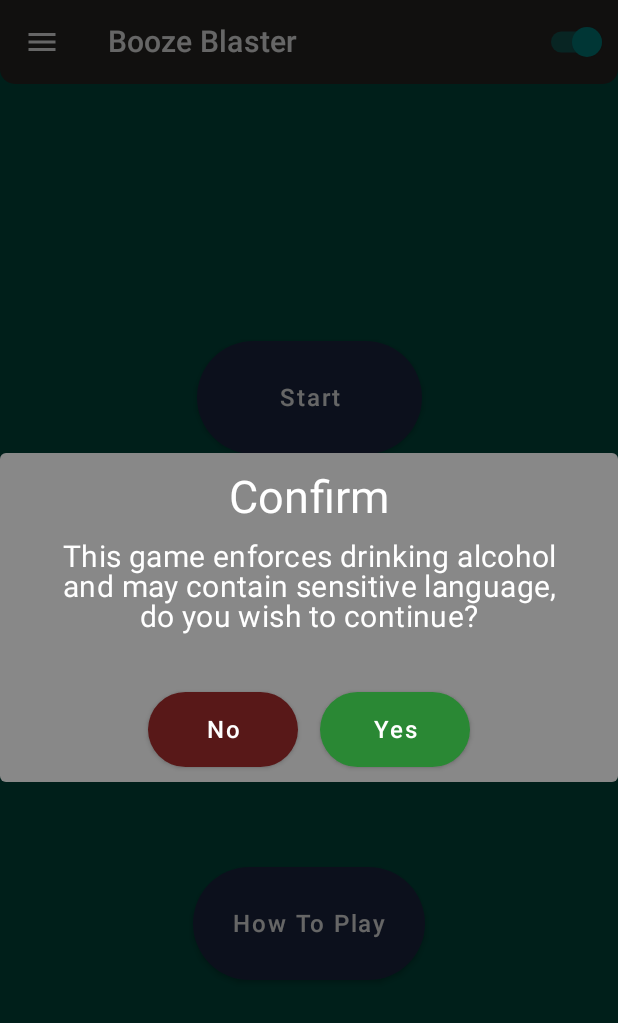
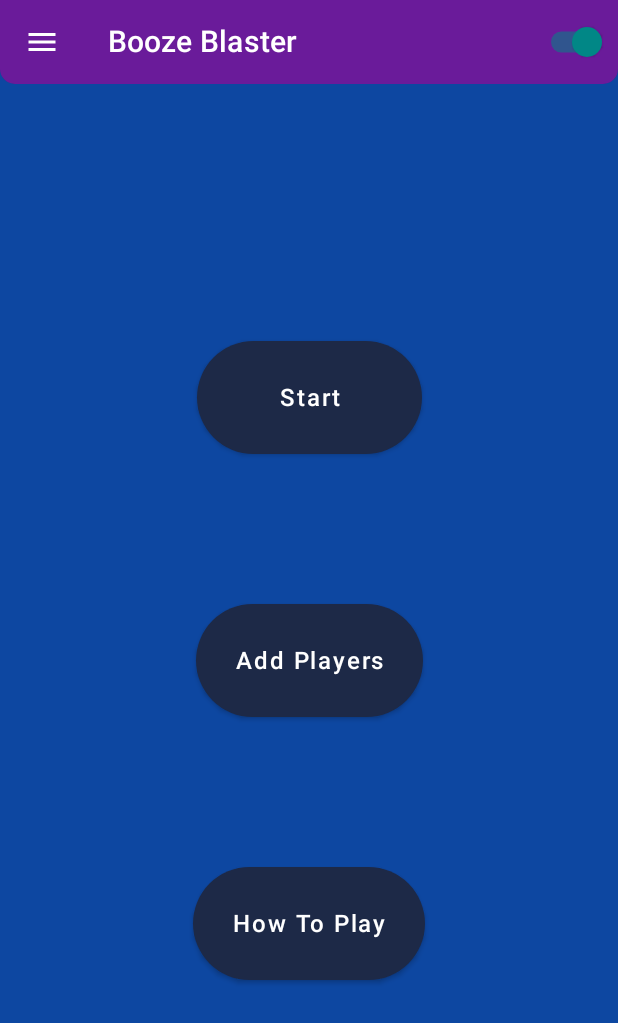
Before and after one commit to mo1117/Booze-Blaster, an Android app built with Jetpack Compose: the screen it shows after launch (MainActivity), on a phone screen of 412 x 824 dp. Shown: the top 1023 px of the screen. Run offline under Robolectric (Android 15) with nearby library versions, the phone set to English and light mode, and no system bars; pictures from the network do not load.

Commit message:
Added Tutorial Fixed a bug when navigation back to homescreen after finishing a game Some UI changes

```diff
--- a/app/src/main/java/com/boozeblaster/MainActivity.kt
+++ b/app/src/main/java/com/boozeblaster/MainActivity.kt
@@ -3,33 +3,16 @@ package com.boozeblaster
 import android.os.Bundle
 import androidx.activity.ComponentActivity
 import androidx.activity.compose.setContent
-import androidx.compose.runtime.getValue
-import androidx.compose.runtime.mutableStateOf
-import androidx.compose.runtime.remember
-import androidx.compose.runtime.setValue
 import androidx.compose.ui.platform.LocalContext
-import com.boozeblaster.composables.MyAlertDialog
 import com.boozeblaster.controllers.DarkmodeController
 import com.boozeblaster.navigation.Navigation
 import com.boozeblaster.ui.theme.BoozeBlasterTheme
-import kotlin.system.exitProcess
 
 class MainActivity : ComponentActivity() {
     override fun onCreate(savedInstanceState: Bundle?) {
         super.onCreate(savedInstanceState)
         setContent {
             BoozeBlasterTheme {
-                var overSixteen by remember {
-                    mutableStateOf(value = false)
-                }
-                if (!overSixteen) {
-                    MyAlertDialog(
-                        title = "Confirm",
-                        message = "This game enforces drinking alcohol and may contain " +
-                                "sensitive language, do you wish to continue?",
-                        onConfirm = { overSixteen = true },
-                        onDismiss = { exitProcess(status = 1) })
-                }
                 DarkmodeController.load(context = LocalContext.current)
                 Navigation()
             }
--- a/app/src/main/java/com/boozeblaster/controllers/DarkmodeController.kt
+++ b/app/src/main/java/com/boozeblaster/controllers/DarkmodeController.kt
@@ -1,6 +1,7 @@
 package com.boozeblaster.controllers
 
 import android.content.Context
+import android.util.Log
 import androidx.compose.runtime.mutableStateOf
 import androidx.compose.runtime.getValue
 import androidx.compose.runtime.setValue
@@ -34,11 +35,13 @@ class DarkmodeController private constructor(
          * On -> Off and vice versa
          */
         fun toggle() {
-            if (INSTANCE != null) {
+            try {
                 val darkMode = !isDarkmode()
                 INSTANCE!!.darkmode = darkMode
                 INSTANCE!!.editor.putBoolean("dark_mode", darkMode)
                 INSTANCE!!.editor.apply()
+            } catch (e: NullPointerException) {
+                Log.e("DarkmodeController", "Could not toggle Darkmode Controller!")
             }
         }
     }
--- a/app/src/main/java/com/boozeblaster/minigames/individual/FactOrFiction.kt
+++ b/app/src/main/java/com/boozeblaster/minigames/individual/FactOrFiction.kt
@@ -4,11 +4,11 @@ import androidx.compose.foundation.layout.Row
 import androidx.compose.runtime.*
 import androidx.compose.ui.Modifier
 import androidx.compose.ui.text.font.FontFamily
+import com.boozeblaster.composables.*
 import com.boozeblaster.enums.ButtonType
 import com.boozeblaster.minigames.MiniGame
 import com.boozeblaster.models.Game
 import com.boozeblaster.models.Player
-import com.boozeblaster.composables.*
 
 class FactOrFiction(
     private val question: String,
@@ -31,8 +31,6 @@ class FactOrFiction(
             fontFamily = fontFamily
         )
         SimpleSpacer(size = 50)
-
-
 
         Row {
             // "Wrong" Button
@@ -79,7 +77,7 @@ class FactOrFiction(
             })
         }
 
-        if(!buttonClicked) {
+        if (!buttonClicked) {
             CountdownTimer()
             SimpleSpacer(size = 20)
         }
--- a/app/src/main/java/com/boozeblaster/navigation/NavigationController.kt
+++ b/app/src/main/java/com/boozeblaster/navigation/NavigationController.kt
@@ -29,7 +29,7 @@ object NavigationController {
         setDifficulty(null)
         resetAddedPlayers()
         setSelectedRounds(0)
-        navController.popBackStack()
+        navigateToHomeScreen(navController = navController)
     }
 
     fun navigateToGameScreen(
--- a/app/src/main/java/com/boozeblaster/screens/FulfillDaresScreen.kt
+++ b/app/src/main/java/com/boozeblaster/screens/FulfillDaresScreen.kt
@@ -124,11 +124,11 @@ fun FulfillDaresScreenContent(
             SimpleSpacer(size = 20)
             AskPlayersToDrinkDialog(
                 players = listOf(Game.getLosers().get(index = loserIndex)),
-                sips = Game.getSipMultiplier() * 2,
+                sips = Game.getSipMultiplier() * 4,
                 callback = {
                     if (loserIndex == Game.getLosers().size - 1) {
                         Game.getLosers().get(index = loserIndex)
-                            .addSips(sips = Game.getSipMultiplier() * 2)
+                            .addSips(sips = Game.getSipMultiplier() * 4)
                         onContinueClicked()
                     } else {
                         loserIndex++
--- a/app/src/main/java/com/boozeblaster/screens/GameOverScreen.kt
+++ b/app/src/main/java/com/boozeblaster/screens/GameOverScreen.kt
@@ -38,8 +38,8 @@ fun GameOverScreen(navController: NavController) {
             modifier = Modifier.padding(paddingValues = paddingValues),
             playAgain = {
                 navController.popBackStack()
-                Game.playAgain()
-                navController.navigate(route = Screen.DisplayDaresScreen.route)
+                Game.reset()
+                navController.navigate(route = Screen.StartGameScreen.route)
             }
         )
     }
--- a/app/src/main/java/com/boozeblaster/screens/HomeScreen.kt
+++ b/app/src/main/java/com/boozeblaster/screens/HomeScreen.kt
@@ -70,7 +70,7 @@ fun HomeScreenContent(
         //Add a player button
         SimpleButton(
             onClick = onAddPlayerClicked,
-            text = "Add Player",
+            text = "Add Players",
             fontSize = fontSize,
             fontFamily = fontFamily,
             minHeight = minHeight
--- a/app/src/main/java/com/boozeblaster/tasks/individual/FactOrFictionTask.kt
+++ b/app/src/main/java/com/boozeblaster/tasks/individual/FactOrFictionTask.kt
@@ -84,7 +84,7 @@ class FactOrFictionTask(
         }
         Column(
             horizontalAlignment = Alignment.CenterHorizontally,
-            verticalArrangement = Arrangement.Top,
+            verticalArrangement = Arrangement.Center,
             modifier = Modifier.background(
                 color = getBackgroundColor()
             )
--- a/app/src/main/java/com/boozeblaster/ui/theme/Color.kt
+++ b/app/src/main/java/com/boozeblaster/ui/theme/Color.kt
@@ -9,12 +9,12 @@ val Purple500 = Color(0xFF6200EE)
 val Purple700 = Color(0xFF3700B3)
 val Teal200 = Color(0xFF03DAC5)
 
-val DarkAppBar = Color(0xFF2B2926)
-val DarkBackGround = Color(0xFF004D40)
+val DarkAppBar = Color(0xFF6A1B9A)
+val DarkBackGround = Color(0xFF0D47A1)
 val DarkFontColor = Color.White
 
-val LightAppBar = Color(0xFF84FFFF)
-val LightBackground = Color(0xFFFFFF8D)
+val LightAppBar = Color(0xFFFFF8E1)
+val LightBackground = Color(0xFFFFCDD2)
 val LightFontColor = Color.Black
 
 // Button Colors
```
Also changed, not shown: app/src/main/java/com/boozeblaster/composables/AppBars.kt (+18 -7 lines), app/src/main/java/com/boozeblaster/models/Game.kt (+0 -14 lines), app/src/main/java/com/boozeblaster/screens/GameScreen.kt (+6 -1 lines), app/src/main/java/com/boozeblaster/screens/TutorialScreen.kt (+43 -14 lines), app/src/main/java/com/boozeblaster/tasks/Task.kt (+2 -18 lines), app/src/main/java/com/boozeblaster/tasks/individual/DareTask.kt (+4 -27 lines).
